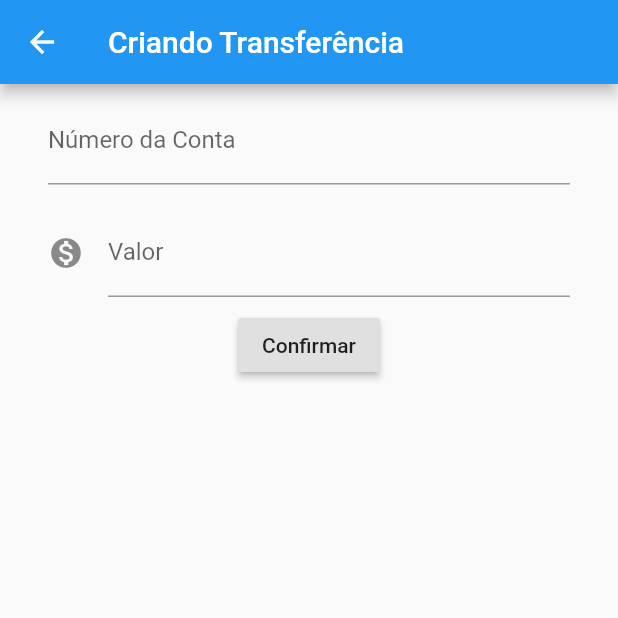
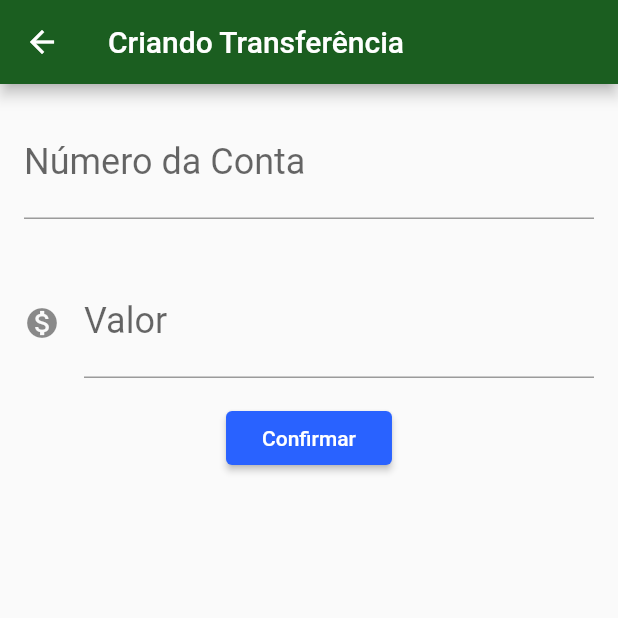
Before and after one commit to prikovalski/Flutter, a Flutter app: the screen it shows after launch, after a tap on the "add" icon, on a phone screen of 412 x 824 dp, the top half of it. Run offline on Flutter 3.47's test engine with Material 2 defaults, Android fonts, the phone set to English and light mode, and no system bars.

Commit message:
Conclusão da primeira parte do app basico flutter.

```diff
--- /dev/null
+++ b/lib/components/editor.dart
@@ -0,0 +1,27 @@
+import 'package:flutter/material.dart';
+
+class Editor extends StatelessWidget {
+  final TextEditingController controlador;
+  final String rotulo;
+  final String dica;
+  final IconData icone;
+
+  Editor({this.controlador, this.rotulo, this.dica, this.icone});
+
+  @override
+  Widget build(BuildContext context) {
+    return Padding(
+      padding: const EdgeInsets.all(16.0), //Left,Top,Right,Botton
+      child: TextField(
+        controller: controlador,
+        style: TextStyle(fontSize: 24.0),
+        decoration: InputDecoration(
+          icon: icone != null ? Icon(icone) : null,
+          labelText: rotulo,
+          hintText: dica,
+        ),
+        keyboardType: TextInputType.number,
+      ),
+    );
+  }
+}
--- a/lib/main.dart
+++ b/lib/main.dart
@@ -1,3 +1,4 @@
+import 'package:bytebank/screens/transferencia/lista.dart';
 import 'package:flutter/material.dart';
 
 void main() => runApp(ByteBankApp());
@@ -6,142 +7,15 @@ class ByteBankApp extends StatelessWidget {
   @override
   Widget build(BuildContext context) {
     return MaterialApp(
-      home: Scaffold(
-        body: ListaTransferencias(),
+      theme: ThemeData(
+        primaryColor: Colors.green[900],
+        accentColor: Colors.blueAccent[700],
+        buttonTheme: ButtonThemeData(
+          buttonColor: Colors.blueAccent[700],
+          textTheme: ButtonTextTheme.primary,
+        ),
       ),
-    );
+      home: ListaTransferencia(),
+      );
   }
 }
-
-class FormularioTransferencia extends StatelessWidget {
-  final TextEditingController _controllerNumeroConta = TextEditingController();
-  final TextEditingController _controllerValor = TextEditingController();
-
-  @override
-  Widget build(BuildContext context) {
-    debugPrint('Entrou FormularioTransferencia');
-    return Scaffold(
-        appBar: AppBar(
-          title: Text('Criando Transferência'),
-        ),
-        body: Column(
-          children: <Widget>[
-            Editor(controlador: _controllerNumeroConta,rotulo: 'Número da Conta',dica: '0000'),
-            Editor(controlador: _controllerValor,rotulo: 'Valor',dica: '0.00',icone: Icons.monetization_on),
-
-            RaisedButton(
-              child: Text('Confirmar'),
-              onPressed: () => _criaTransferencia(context),
-            )
-          ],
-        ));
-  }
-
-  void _criaTransferencia(BuildContext context) {
-    debugPrint('Entrou no _criaTransferencia');
-    final int numeroConta =
-        int.tryParse(_controllerNumeroConta.text);
-    final double valor = double.tryParse(_controllerValor.text);
-    if (numeroConta != null && valor != null) {
-      final transferenciaCriada = Transferencia(valor, numeroConta);
-      debugPrint('Criando Transferencia');
-      debugPrint('$transferenciaCriada');
-      Navigator.pop(context, transferenciaCriada);
-    }
-  }
-}
-
-class Editor extends StatelessWidget {
-  final TextEditingController controlador;
-  final String rotulo;
-  final String dica;
-  final IconData icone;
-
-  Editor({this.controlador, this.rotulo, this.dica, this.icone});
-
-  @override
-  Widget build(BuildContext context) {
-    return Padding(
-      padding: const EdgeInsets.fromLTRB(32, 8, 32, 8), //Left,Top,Right,Botton
-      child: TextField(
-        controller: controlador,
-        style: TextStyle(fontSize: 16),
-        decoration: InputDecoration(
-          icon: icone != null ? Icon(icone) : null,
-          labelText: rotulo,
-          hintText: dica,
-        ),
-        keyboardType: TextInputType.number,
-      ),
-    );
-  }
-}
-
-class ListaTransferencias extends StatelessWidget {
-  @override
-  Widget build(BuildContext context) {
-    return Scaffold(
-      appBar: AppBar(
-        title: Text('Transferências'),
-      ),
-      body: Column(
-        children: <Widget>[
-          ItemTransferencia(Transferencia(100.00, 1000)),
-          ItemTransferencia(Transferencia(200.00, 2000)),
-          ItemTransferencia(Transferencia(300.00, 3000)),
-        ],
-      ),
-      floatingActionButton: FloatingActionButton(
-        onPressed: () {
-          debugPrint('Vai entrar no Future');
-          final Future<Transferencia> future = Navigator.push(context, MaterialPageRoute(builder: (context){
-            return FormularioTransferencia();
-          }));
-          debugPrint('Entrando no Future');
-          future.then((transferenciaRecebida){
-            debugPrint('Passou pelo Future');
-            debugPrint('$transferenciaRecebida');
-          });
-        },
-        child: Icon(Icons.add),
-      ),
-    );
-  }
-}
-
-class ItemTransferencia extends StatelessWidget {
-  final Transferencia _transferencia;
-
-  ItemTransferencia(this._transferencia);
-
-  @override
-  Widget build(BuildContext context) {
-    // TODO: implement build
-    return (Column(
-      children: [
-        Card(
-          child: ListTile(
-            leading: Icon(Icons.monetization_on),
-            title: Text(_transferencia.valor.toString()),
-            subtitle: Text('Conta:' + _transferencia.numeroConta.toString()),
-            trailing: Icon(Icons.more_vert),
-          ),
-        ),
-      ],
-    ));
-  }
-}
-
-class Transferencia {
-  final double valor;
-  final int numeroConta;
-
-  Transferencia(this.valor, this.numeroConta);
-
-
-  @override
-  String toString() {
-    debugPrint('Executou Transferencia');
-    return 'Transferencia{valor: $valor, numeroConta: $numeroConta}';
-  }
-}
--- /dev/null
+++ b/lib/models/transferencia.dart
@@ -0,0 +1,12 @@
+class Transferencia {
+  final double valor;
+  final int numeroConta;
+
+  Transferencia(this.valor, this.numeroConta);
+
+
+  @override
+  String toString() {
+    return 'Transferencia{valor: $valor, numeroConta: $numeroConta}';
+  }
+}
--- /dev/null
+++ b/lib/screens/transferencia/formulario.dart
@@ -0,0 +1,60 @@
+import 'package:bytebank/components/editor.dart';
+import 'package:bytebank/models/transferencia.dart';
+import 'package:flutter/material.dart';
+
+const _tituloAppBar = 'Criando Transferência';
+
+const _rotuloCampoValor = 'Valor';
+const _dicaCampoValor = '0.00';
+
+const _rotuloCampoConta = 'Número da Conta';
+const _dicaCampoConta = '0000';
+
+const _textoBotaoConfirmar = 'Confirmar';
+
+class FormularioTransferencia extends StatefulWidget {
+
+  @override
+  State<StatefulWidget> createState() {
+    // TODO: implement createState
+    return FormularioTransferenciaState();
+  }
+}
+
+class FormularioTransferenciaState extends State<FormularioTransferencia>{
+
+  final TextEditingController _controllerNumeroConta = TextEditingController();
+  final TextEditingController _controllerValor = TextEditingController();
+
+  @override
+  Widget build(BuildContext context) {
+    return Scaffold(
+        appBar: AppBar(
+          title: Text(_tituloAppBar),
+        ),
+        body:SingleChildScrollView(
+          child: Column(
+            children: <Widget>[
+              Editor(controlador: _controllerNumeroConta,rotulo: _rotuloCampoConta,dica: _dicaCampoConta),
+              Editor(controlador: _controllerValor,rotulo: _rotuloCampoValor,dica: _dicaCampoValor,icone: Icons.monetization_on),
+
+              RaisedButton(
+                child: Text(_textoBotaoConfirmar),
+                onPressed: () => _criaTransferencia(context),
+              )
+            ],
+          ),
+        )
+    );
+  }
+  void _criaTransferencia(BuildContext context) {
+    final int numeroConta =
+    int.tryParse(_controllerNumeroConta.text);
+    final double valor = double.tryParse(_controllerValor.text);
+    if (numeroConta != null && valor != null) {
+      final transferenciaCriada = Transferencia(valor, numeroConta);
+        Navigator.pop(context, transferenciaCriada);
+    }
+  }
+
+}
--- /dev/null
+++ b/lib/screens/transferencia/lista.dart
@@ -0,0 +1,67 @@
+import 'package:bytebank/models/transferencia.dart';
+import 'package:flutter/material.dart';
+
+import 'formulario.dart';
+
+const _tituloAppBar = 'Transferências';
+
+class ListaTransferencia extends StatefulWidget {
+  final List<Transferencia> _transferencias = List();
+
+  @override
+  State<StatefulWidget> createState() {
+    return ListaTransferenciaState();
+  }
+}
+
+class ListaTransferenciaState extends State<ListaTransferencia>{
+  @override
+  Widget build(BuildContext context) {
+    return Scaffold(
+      appBar: AppBar(
+        title: Text(_tituloAppBar),
+      ),
+      body: ListView.builder(
+        itemCount: widget._transferencias.length,
+        itemBuilder: (context, indice){
+          final transferencia = widget._transferencias[indice];
+          return ItemTransferencia(transferencia);
+        },
+      ),
+      floatingActionButton: FloatingActionButton(
+        child: Icon(Icons.add), onPressed: () {
+        Navigator
+            .push(context, MaterialPageRoute(builder: (context){
+              return FormularioTransferencia();
+        })).then((transferenciaRecebida)=> _atualiza(transferenciaRecebida),
+        );
+      },
+      ),
+    );
+  }
+
+  void _atualiza(Transferencia transferenciaRecebida) {
+    if (transferenciaRecebida != null) {
+      setState(() {
+        widget._transferencias.add(transferenciaRecebida);
+      });
+    }
+  }
+}
+
+class ItemTransferencia extends StatelessWidget {
+  final Transferencia _transferencia;
+
+  ItemTransferencia(this._transferencia);
+
+  @override
+  Widget build(BuildContext context) {
+    // TODO: implement build
+    return Card(
+        child: ListTile(
+          leading: Icon(Icons.monetization_on),
+          title: Text(_transferencia.valor.toString()),
+          subtitle: Text('Conta:' + _transferencia.numeroConta.toString()),
+        ));
+  }
+}
```
Also changed, not shown: 1 other file.
